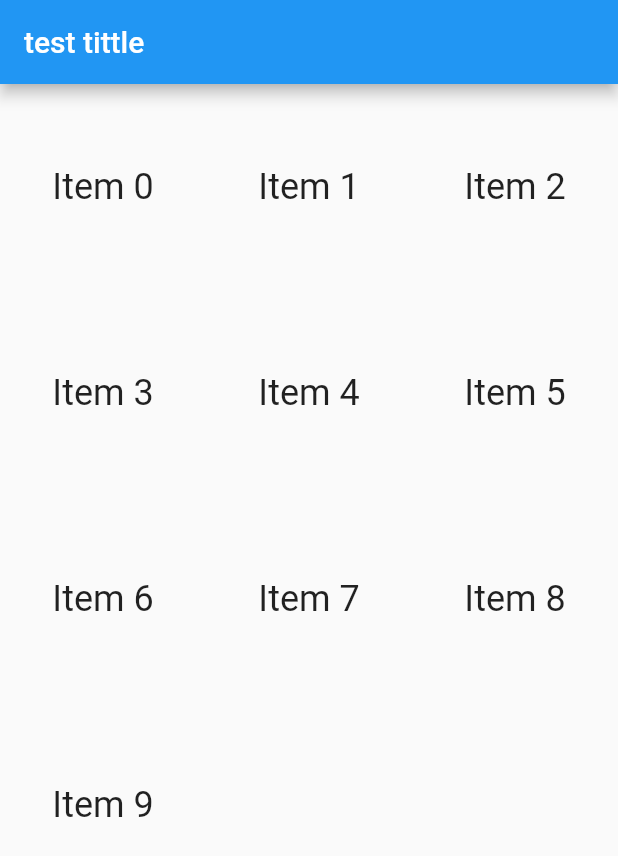
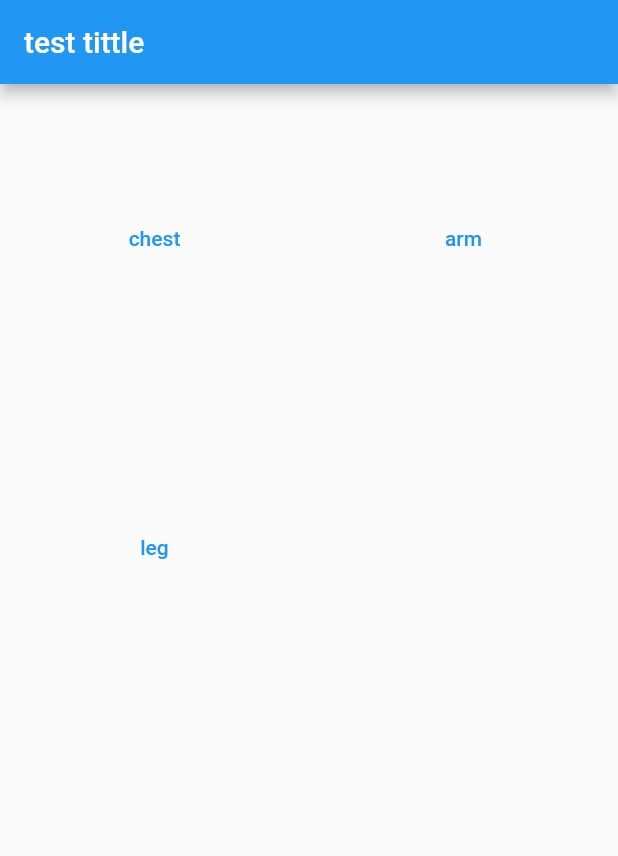
Before and after one commit to kohenro19/flutter_page_-transition_01, a Flutter app: the screen it shows after launch, on a phone screen of 412 x 824 dp. Shown: the top 856 px of the screen. Run offline on Flutter 3.47's test engine with Material 2 defaults, Android fonts, the phone set to English and light mode, and no system bars.

Commit message:
20220319r1

```diff
--- a/lib/main.dart
+++ b/lib/main.dart
@@ -1,11 +1,15 @@
 import 'package:flutter/material.dart';
 
 void main() {
-  runApp(const MyApp());
+  runApp(MyApp());
 }
 
 class MyApp extends StatelessWidget {
-  const MyApp({Key? key}) : super(key: key);
+  MyApp({Key? key}) : super(key: key);
+  // final parts = ['chest', 'arm', 'leg'];
+    final parts = [{"name": "chest", "path": "/chest"},
+                   {"name": "arm", "path": "/arm"},
+                   {"name": "leg", "path": "/leg"},];
 
   @override
   Widget build(BuildContext context) {
@@ -19,20 +23,32 @@ class MyApp extends StatelessWidget {
           title: Text("test tittle")
         ),
         body: GridView.count(
-          crossAxisCount: 3,
-          children: List.generate(10, (index) {
+          crossAxisCount: 2,
+          children: parts.map((e) {
             return Center(
               child: TextButton(
                 child: Text(
-                  'Item $index',
-                  style: Theme.of(context).textTheme.headline5,
-                ),
+                e["name"] as String
+              ),
                 onPressed: () {
-
+                  Navigator.pushNamed(context, e["path"] as String);
                 },
               )
             );
-          }),
+          }).toList(),
+          // children: List.generate(10, (index) {
+          //   return Center(
+          //     child: TextButton(
+          //       child: Text(
+          //         'Item $index',
+          //         style: Theme.of(context).textTheme.headline5,
+          //       ),
+          //       onPressed: () {
+          //         Navigator.pushNamed(context, '/next');
+          //       },
+          //     )
+          //   );
+          // }),
         ),
       ),
     );
```
Also changed, not shown: lib/chest.dart (added, +16 -0 lines).
